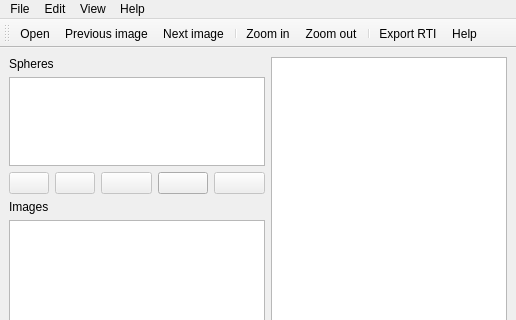
cnr-isti-vclab/relight, file relight/mainwindow.ui: the form before one commit; both pictures show x 0 to 516 and y 0 to 320 of the 516 by 605 pixel window.
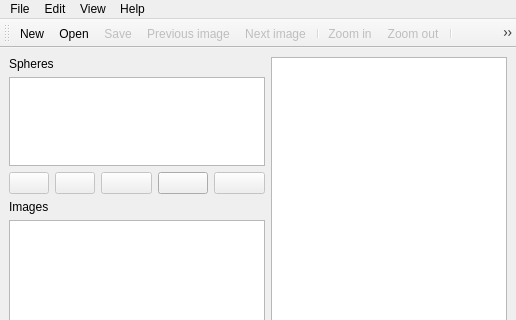
The form after the commit. Icons and pictures are not drawn.

The edit to the form file:
```diff
--- a/relight/mainwindow.ui
+++ b/relight/mainwindow.ui
@@ -246,7 +246,9 @@
    <attribute name="toolBarBreak">
     <bool>false</bool>
    </attribute>
+   <addaction name="actionNew"/>
    <addaction name="actionOpen"/>
+   <addaction name="actionSave"/>
    <addaction name="actionPrevious"/>
    <addaction name="actionNext"/>
    <addaction name="separator"/>
@@ -274,6 +276,9 @@
    </property>
   </action>
   <action name="actionNext">
+   <property name="enabled">
+    <bool>false</bool>
+   </property>
    <property name="icon">
     <iconset resource="icons.qrc">
      <normaloff>:/icons/gtango/go-previous.svg</normaloff>:/icons/gtango/go-previous.svg</iconset>
@@ -286,6 +291,9 @@
    </property>
   </action>
   <action name="actionPrevious">
+   <property name="enabled">
+    <bool>false</bool>
+   </property>
    <property name="icon">
     <iconset resource="icons.qrc">
      <normaloff>:/icons/gtango/go-next.svg</normaloff>:/icons/gtango/go-next.svg</iconset>
@@ -298,6 +306,9 @@
    </property>
   </action>
   <action name="actionZoom_in">
+   <property name="enabled">
+    <bool>false</bool>
+   </property>
    <property name="icon">
     <iconset resource="icons.qrc">
      <normaloff>:/icons/gtango/zoom-in.svg</normaloff>:/icons/gtango/zoom-in.svg</iconset>
@@ -310,6 +321,9 @@
    </property>
   </action>
   <action name="actionZoom_out">
+   <property name="enabled">
+    <bool>false</bool>
+   </property>
    <property name="icon">
     <iconset resource="icons.qrc">
      <normaloff>:/icons/gtango/zoom-out.svg</normaloff>:/icons/gtango/zoom-out.svg</iconset>
@@ -372,6 +386,9 @@
    </property>
   </action>
   <action name="actionExport_RTI">
+   <property name="enabled">
+    <bool>false</bool>
+   </property>
    <property name="icon">
     <iconset resource="icons.qrc">
      <normaloff>:/icons/gtango/document-save.svg</normaloff>:/icons/gtango/document-save.svg</iconset>
@@ -389,6 +406,47 @@
     <string>Load LP...</string>
    </property>
   </action>
+  <action name="actionSave">
+   <property name="enabled">
+    <bool>false</bool>
+   </property>
+   <property name="icon">
+    <iconset resource="icons.qrc">
+     <normaloff>:/icons/gtango/save.svg</normaloff>:/icons/gtango/save.svg</iconset>
+   </property>
+   <property name="text">
+    <string>Save...</string>
+   </property>
+   <property name="toolTip">
+    <string>Save project...</string>
+   </property>
+   <property name="shortcut">
+    <string>Ctrl+S</string>
+   </property>
+  </action>
+  <action name="actionSave_as">
+   <property name="enabled">
+    <bool>false</bool>
+   </property>
+   <property name="text">
+    <string>Save as...</string>
+   </property>
+   <property name="shortcut">
+    <string>Ctrl+Shift+S</string>
+   </property>
+  </action>
+  <action name="actionNew">
+   <property name="icon">
+    <iconset resource="icons.qrc">
+     <normaloff>:/icons/gtango/folder-new.svg</normaloff>:/icons/gtango/folder-new.svg</iconset>
+   </property>
+   <property name="text">
+    <string>New...</string>
+   </property>
+   <property name="toolTip">
+    <string>New project...</string>
+   </property>
+  </action>
  </widget>
  <resources>
   <include location="icons.qrc"/>
```
Left out of the diff: 15 changed lines with no effect on the pictures.
